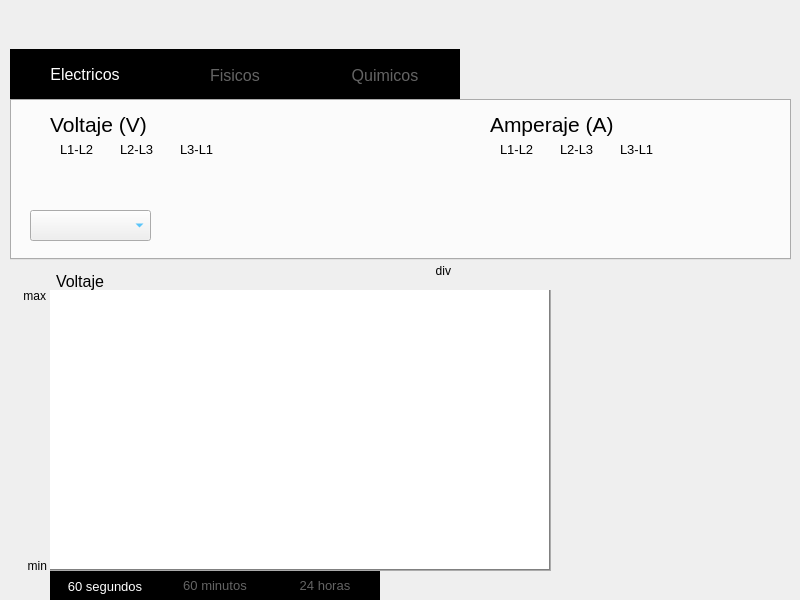
Old version of the form asa_application/graphwindow.ui in the repository razulued/qt_application.
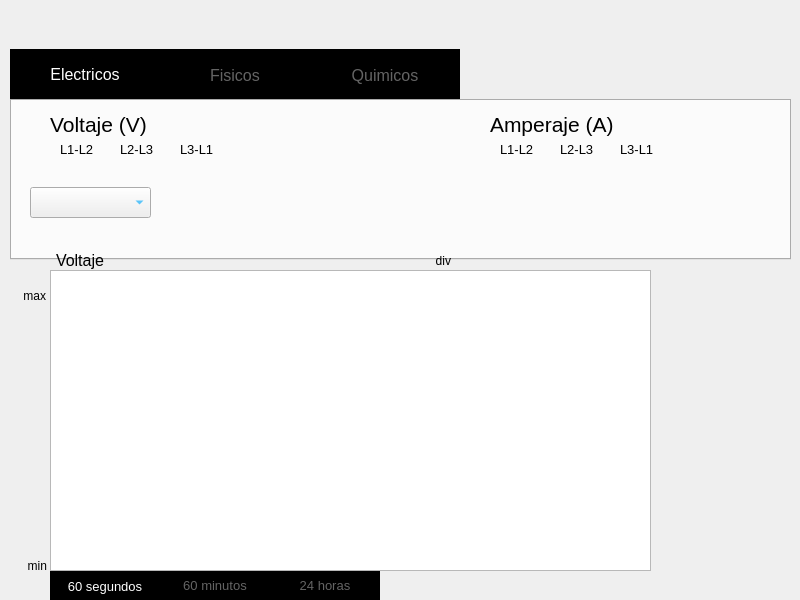
New version of the form. The open tabs and pages were chosen to show the change. Icons and pictures are not drawn. Custom widgets are drawn as their Qt base class.

Commit message: First version with translation and QT charts

Patch:
```diff
--- a/asa_application/graphwindow.ui
+++ b/asa_application/graphwindow.ui
@@ -126,7 +126,7 @@
    <property name="geometry">
     <rect>
      <x>50</x>
-     <y>270</y>
+     <y>249</y>
      <width>461</width>
      <height>31</height>
     </rect>
@@ -583,7 +583,7 @@
      <property name="geometry">
       <rect>
        <x>20</x>
-       <y>111</y>
+       <y>88</y>
        <width>121</width>
        <height>31</height>
       </rect>
@@ -1627,7 +1627,7 @@
    <property name="geometry">
     <rect>
      <x>56</x>
-     <y>271</y>
+     <y>250</y>
      <width>171</width>
      <height>21</height>
     </rect>
@@ -1686,7 +1686,7 @@
    <property name="geometry">
     <rect>
      <x>300</x>
-     <y>260</y>
+     <y>250</y>
      <width>151</width>
      <height>21</height>
     </rect>
@@ -1705,9 +1705,9 @@
    <property name="geometry">
     <rect>
      <x>50</x>
-     <y>290</y>
-     <width>501</width>
-     <height>311</height>
+     <y>270</y>
+     <width>601</width>
+     <height>331</height>
     </rect>
    </property>
    <property name="focusPolicy">
@@ -1748,24 +1748,15 @@
     <attribute name="title">
      <string>60 segundos</string>
     </attribute>
-    <widget class="QGraphicsView" name="graphicsView">
+    <widget class="QChartView" name="splineGraph_1">
      <property name="geometry">
       <rect>
        <x>0</x>
        <y>0</y>
-       <width>500</width>
-       <height>280</height>
+       <width>601</width>
+       <height>301</height>
       </rect>
      </property>
-     <property name="styleSheet">
-      <string notr="true">#graphicsView
-{
-border-top: none;
-border-left : none;
-border-right : 1px solid gray;;
-border-bottom : 1px solid gray;
-}</string>
-     </property>
     </widget>
    </widget>
    <widget class="QWidget" name="tab_5">
@@ -1858,6 +1849,13 @@
   <zorder>tabWidget_2</zorder>
   <zorder>top_menu_6</zorder>
  </widget>
+ <customwidgets>
+  <customwidget>
+   <class>QChartView</class>
+   <extends>QGraphicsView</extends>
+   <header>QtCharts</header>
+  </customwidget>
+ </customwidgets>
  <resources/>
  <connections/>
 </ui>
```
The commit also changes 44 other files.
